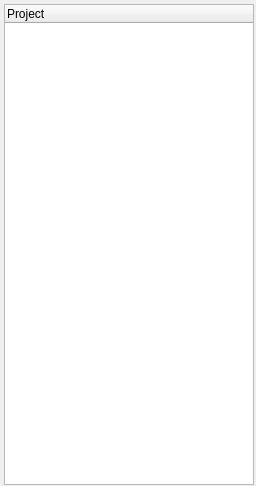
Qt form src/projectwidget.ui (clixx-io/kayeiot) before a commit.
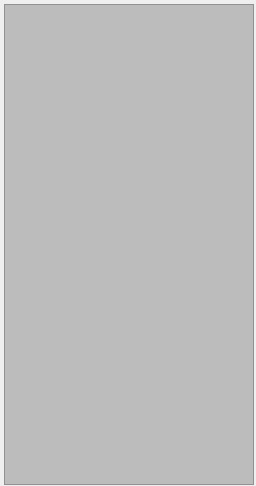
The same form after that commit.

Diff of the .ui file:
```diff
--- a/src/projectwidget.ui
+++ b/src/projectwidget.ui
@@ -40,6 +40,12 @@
    </property>
    <item>
     <widget class="QTreeWidget" name="projectFileList">
+     <property name="styleSheet">
+      <string notr="true">background-color: rgb(188, 188, 188);</string>
+     </property>
+     <attribute name="headerVisible">
+      <bool>false</bool>
+     </attribute>
      <column>
       <property name="text">
        <string notr="true">Project</string>
```
